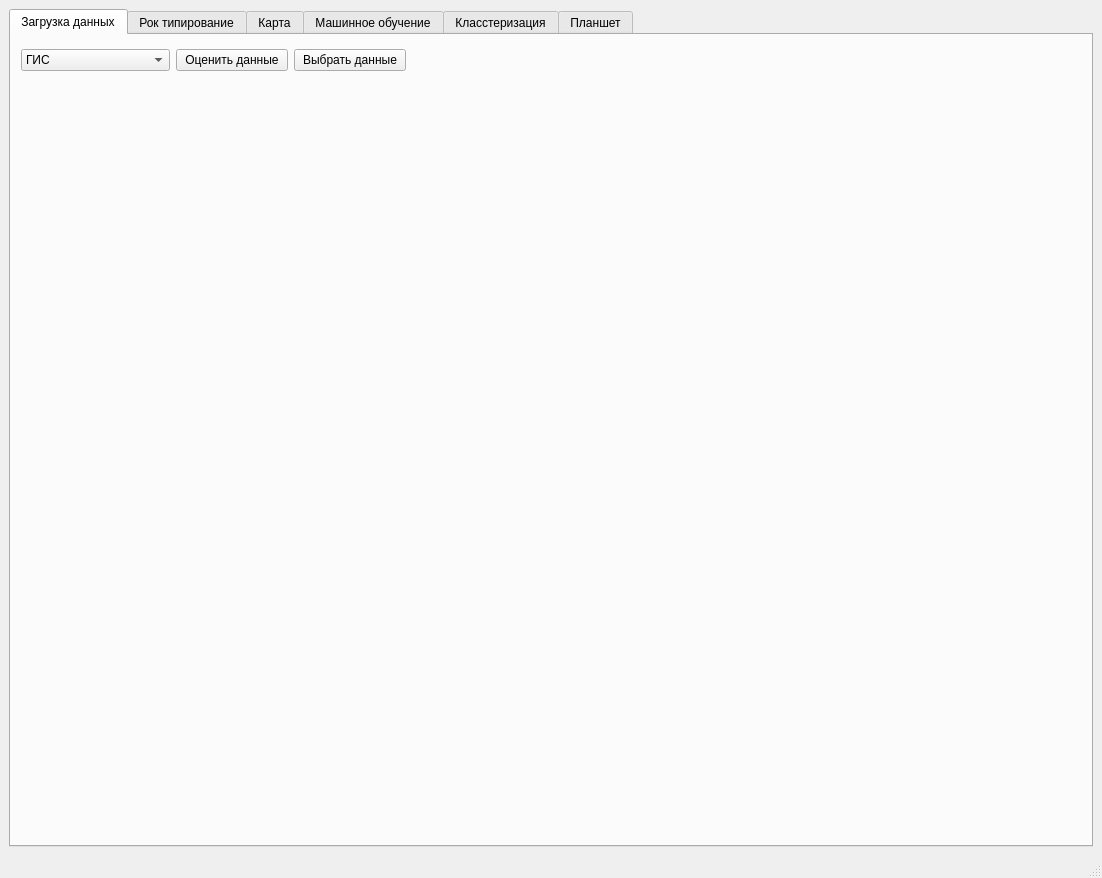
CheckListHW/RockType, file rocktype.ui: the form before one commit.
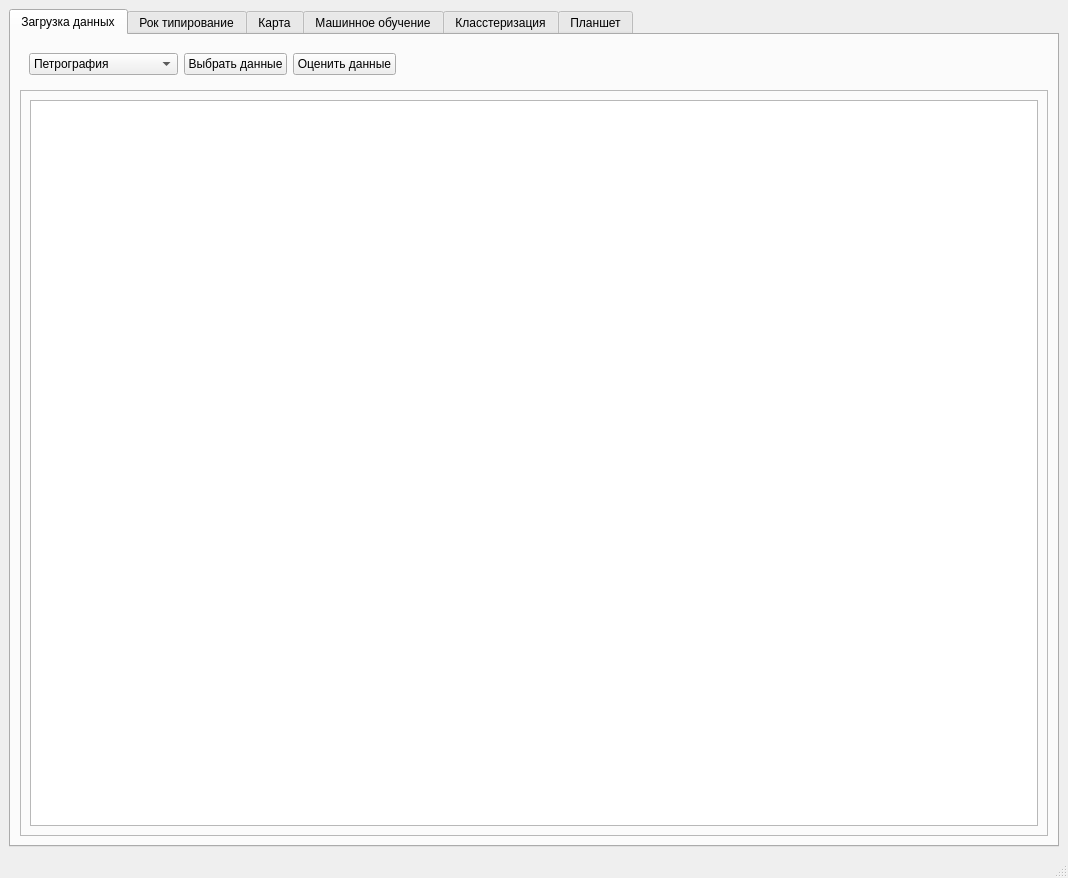
The form after the commit. The open tabs and pages were chosen to show the change.

```diff
--- a/rocktype.ui
+++ b/rocktype.ui
@@ -6,7 +6,7 @@
    <rect>
     <x>0</x>
     <y>0</y>
-    <width>1102</width>
+    <width>1068</width>
     <height>878</height>
    </rect>
   </property>
@@ -17,6 +17,9 @@
    <layout class="QVBoxLayout" name="verticalLayout_3">
     <item>
      <widget class="QTabWidget" name="tabWidget">
+      <property name="enabled">
+       <bool>true</bool>
+      </property>
       <property name="sizePolicy">
        <sizepolicy hsizetype="Expanding" vsizetype="Expanding">
         <horstretch>0</horstretch>
@@ -30,14 +33,20 @@
        <attribute name="title">
         <string>Загрузка данных</string>
        </attribute>
-       <widget class="QWidget" name="layoutWidget">
-        <property name="geometry">
-         <rect>
-          <x>10</x>
-          <y>10</y>
+       <layout class="QVBoxLayout" name="verticalLayout_5">
+        <item>
+         <widget class="QFrame" name="data_button_frame">
+          <property name="sizePolicy">
+           <sizepolicy hsizetype="Maximum" vsizetype="Expanding">
+            <horstretch>0</horstretch>
+            <verstretch>0</verstretch>
+           </sizepolicy>
+          </property>
+          <property name="maximumSize">
+           <size>
           <width>385</width>
-          <height>30</height>
-         </rect>
+            <height>40</height>
+           </size>
         </property>
         <layout class="QHBoxLayout" name="horizontalLayout">
          <item>
@@ -45,6 +54,17 @@
            <property name="enabled">
             <bool>true</bool>
            </property>
+             <property name="sizePolicy">
+              <sizepolicy hsizetype="Preferred" vsizetype="Expanding">
+               <horstretch>0</horstretch>
+               <verstretch>0</verstretch>
+              </sizepolicy>
+             </property>
+             <item>
+              <property name="text">
+               <string>Петрография</string>
+              </property>
+             </item>
            <item>
             <property name="text">
              <string>ГИС</string>
@@ -78,21 +98,50 @@
           </widget>
          </item>
          <item>
-          <widget class="QPushButton" name="pushButton_data_rate">
-           <property name="text">
-            <string>Оценить данные</string>
-           </property>
-          </widget>
-         </item>
-         <item>
-          <widget class="QPushButton" name="pushButton_data_enter">
+            <widget class="QPushButton" name="load_data_bt">
+             <property name="sizePolicy">
+              <sizepolicy hsizetype="Minimum" vsizetype="Expanding">
+               <horstretch>0</horstretch>
+               <verstretch>0</verstretch>
+              </sizepolicy>
+             </property>
            <property name="text">
             <string>Выбрать данные</string>
            </property>
           </widget>
          </item>
-        </layout>
-       </widget>
+           <item>
+            <widget class="QPushButton" name="data_rate_bt">
+             <property name="sizePolicy">
+              <sizepolicy hsizetype="Minimum" vsizetype="Expanding">
+               <horstretch>0</horstretch>
+               <verstretch>0</verstretch>
+              </sizepolicy>
+             </property>
+             <property name="text">
+              <string>Оценить данные</string>
+             </property>
+            </widget>
+           </item>
+          </layout>
+         </widget>
+        </item>
+        <item>
+         <widget class="QFrame" name="data_info_frame">
+          <property name="frameShape">
+           <enum>QFrame::StyledPanel</enum>
+          </property>
+          <property name="frameShadow">
+           <enum>QFrame::Raised</enum>
+          </property>
+          <layout class="QHBoxLayout" name="horizontalLayout_8">
+           <item>
+            <widget class="QListWidget" name="data_info_list"/>
+           </item>
+          </layout>
+         </widget>
+        </item>
+       </layout>
       </widget>
       <widget class="QWidget" name="tab_rock_type">
        <attribute name="title">
```
Left out of the diff: 61 changed lines with no effect on the pictures. Lines whose indentation alone changed are shown as unchanged.
